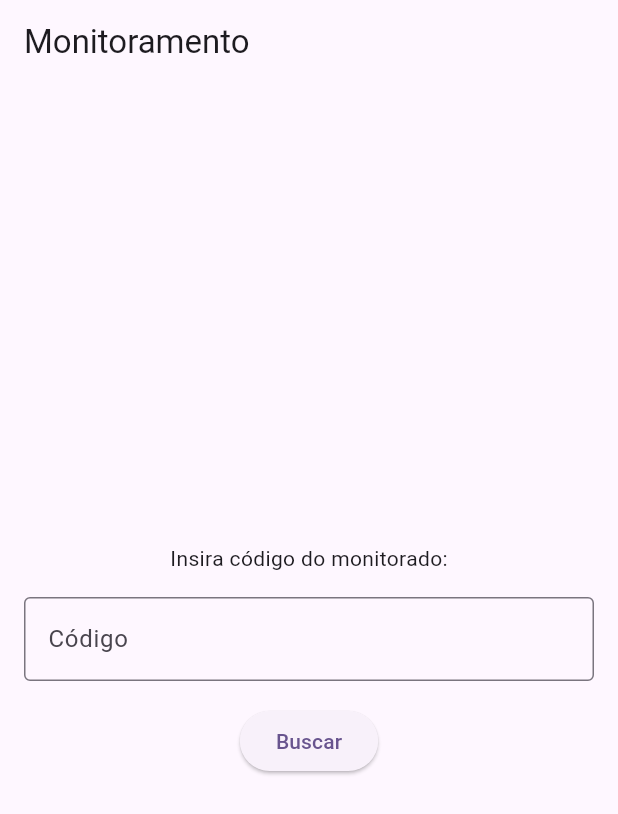
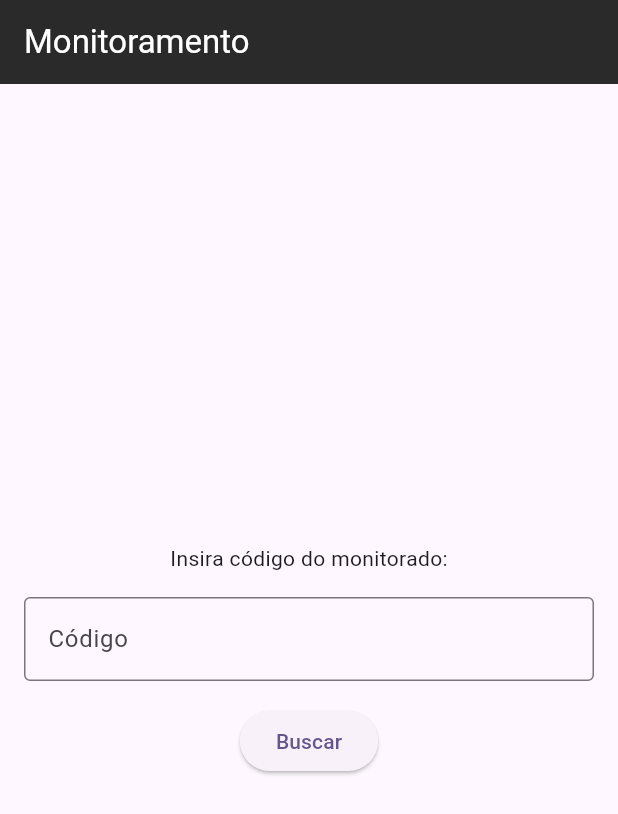
Before and after one commit to Chamed/gurk_spy, a Flutter app: the screen it shows after launch, on a phone screen of 412 x 824 dp. Shown: the top 814 px of the screen. Run offline on Flutter 3.47's test engine with Material 3 defaults, Android fonts, the light colour scheme and no system bars; our stand-ins replace cloud_firestore, firebase_core, firebase_database, geolocator, sqflite; accounts and stored records are empty.

Commit message:
inserir_alteracoes

```diff
--- a/lib/controllers/spied.controller.dart
+++ b/lib/controllers/spied.controller.dart
@@ -57,7 +57,7 @@ class SpiedController {
     }
 
     _locationTimer?.cancel();
-    _locationTimer = Timer.periodic(const Duration(minutes: 2), (timer) async {
+    _locationTimer = Timer.periodic(const Duration(minutes: 1), (timer) async {
       final position = await Geolocator.getCurrentPosition();
 
       await _database.child('locations/$spiedId').set({
--- a/lib/main.dart
+++ b/lib/main.dart
@@ -18,8 +18,9 @@ class MyApp extends StatelessWidget {
   Widget build(BuildContext context) {
     return MaterialApp(
       title: 'Monitoramento',
+      debugShowCheckedModeBanner: false,
       theme: ThemeData(
-        colorScheme: ColorScheme.fromSeed(seedColor: Colors.deepPurple),
+        colorScheme: ColorScheme.fromSeed(seedColor: const Color.fromARGB(255, 62, 23, 129)),
       ),
       home: const SpiedView(),
     );
--- a/lib/views/spied.view.dart
+++ b/lib/views/spied.view.dart
@@ -66,7 +66,10 @@ class _SpiedViewState extends State<SpiedView> {
   @override
   Widget build(BuildContext context) {
     return Scaffold(
-      appBar: AppBar(title: const Text('Monitoramento')),
+      appBar: AppBar(
+        title: const Text('Monitoramento',style: TextStyle(color: Colors.white),),
+        backgroundColor: const Color.fromARGB(255, 43, 42, 42),
+        ),
       body: Center(
         child:
             _spied == null
```
Also changed, not shown: pubspec.yaml (+2 -59 lines).
